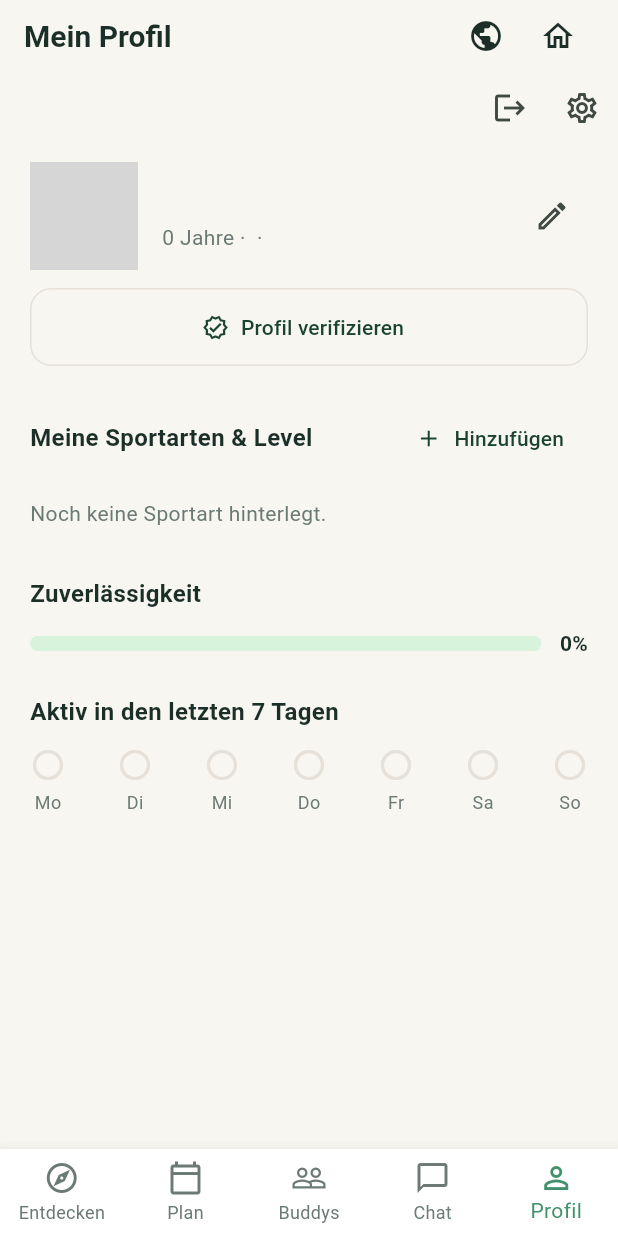
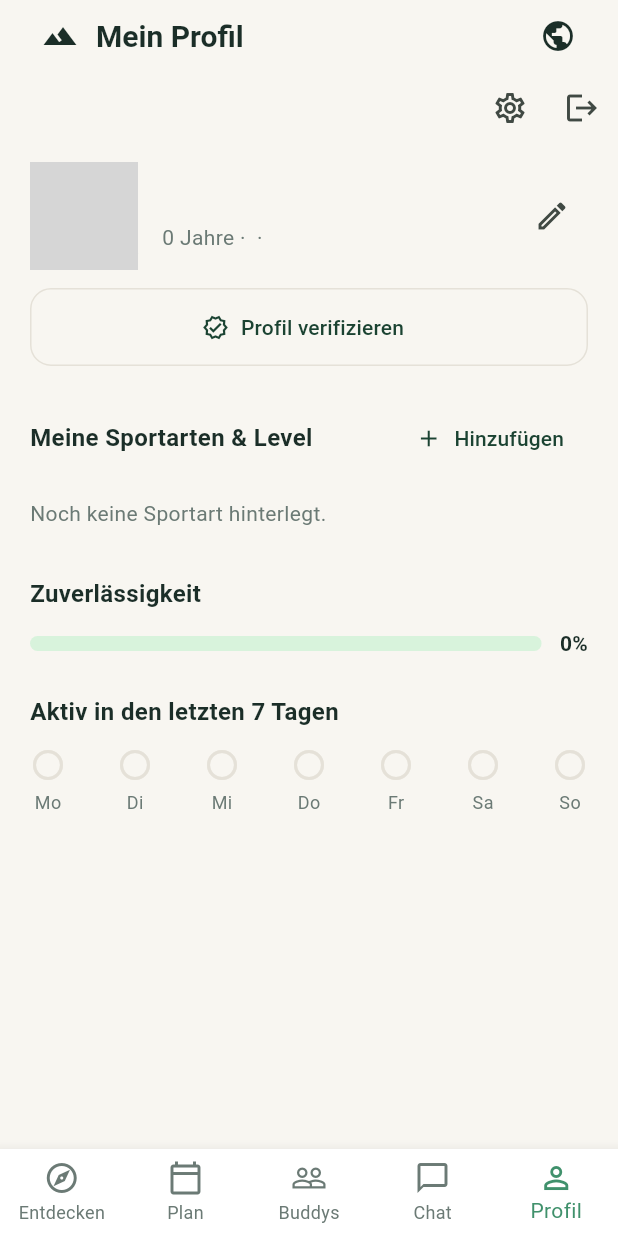
Before and after one commit to melinakunkel/PaceMatch, a Flutter app: the ProfileScreen screen opened by its route, on a phone screen of 412 x 824 dp. Run offline on Flutter 3.47's test engine with Material 3 defaults, Android fonts, the phone set to English and light mode, and no system bars; our stand-ins replace flutter_dotenv, flutter_map, go_router, image_picker, latlong2, shared_preferences and 2 more; missing offline and left inert: dart:js_interop; accounts and stored records are empty; network calls fail; grey boxes are pictures that could not be loaded.

Commit message:
Simplify the app bar: logo is Home, Settings moves into Profil
- The little logo icon next to the title now doubles as the Home
  shortcut, replacing the separate Home icon.
- The Settings icon moves out of every screen's header and into the
  Profil tab (next to sign out), since it's account-related and
  otherwise clutters every screen.
- The icon row below the title now only appears when a screen has its
  own actions (e.g. Plan's hour-range/view-mode icons), instead of
  always reserving space for it.

Co-Authored-By: Claude Sonnet 5 <noreply@anthropic.com>
Claude-Session: https://claude.ai/code/session_01Ea9r8VGpDf7DY7pxTu84EK

```diff
--- a/lib/screens/profile/profile_screen.dart
+++ b/lib/screens/profile/profile_screen.dart
@@ -16,6 +16,7 @@ import '../../widgets/app_scaffold.dart';
 import '../../widgets/verified_badge.dart';
 import 'edit_profile_sheet.dart';
 import 'edit_sport_sheet.dart';
+import 'settings_screen.dart';
 
 class ProfileScreen extends StatefulWidget {
   const ProfileScreen({super.key});
@@ -126,6 +127,12 @@ class _ProfileScreenState extends State<ProfileScreen> {
       currentIndex: 4,
       title: t('profile.title'),
       actions: [
+        IconButton(
+          icon: const Icon(Icons.settings_outlined),
+          tooltip: t('appbar.settings'),
+          onPressed: () => Navigator.of(context)
+              .push(MaterialPageRoute(builder: (_) => const SettingsScreen())),
+        ),
         IconButton(
           icon: const Icon(Icons.logout),
           tooltip: t('profile.signOut'),
--- a/lib/widgets/app_scaffold.dart
+++ b/lib/widgets/app_scaffold.dart
@@ -2,15 +2,15 @@ import 'package:flutter/material.dart';
 import 'package:go_router/go_router.dart';
 
 import '../l10n/strings.dart';
-import '../screens/profile/settings_screen.dart';
 import '../services/match_notifier.dart';
 import '../services/unread_controller.dart';
 import '../theme/app_theme.dart';
 import 'circle_switcher.dart';
 
 /// Shared bottom-nav scaffold for the 5 main tabs (Entdecken, Plan, Matches,
-/// Chat, Profil). Home and Settings aren't tabs — they're reached via the
-/// persistent icons every screen's app bar gets, top right.
+/// Chat, Profil). Home isn't a tab — tapping the logo next to the title
+/// reaches it from anywhere. Settings lives in the Profil tab instead of
+/// its own persistent icon.
 class AppScaffold extends StatelessWidget {
   const AppScaffold({
     super.key,
@@ -43,42 +43,32 @@ class AppScaffold extends StatelessWidget {
       appBar: title == null
           ? null
           : AppBar(
-              // Home and the circle (public/private area) switch are the
-              // most-used icons, so they sit right next to the title; any
-              // per-screen action plus Settings live in their own row below
-              // instead of squeezing into the title row, which would
-              // truncate the title.
+              // The logo doubles as the Home shortcut, and the circle
+              // (public/private area) switch sits right next to it — both
+              // are used from every screen. Only screen-specific actions
+              // go in their own row below, so they never crowd the title.
               title: Row(
                 children: [
+                  IconButton(
+                    icon: const Icon(Icons.terrain),
+                    tooltip: t('appbar.home'),
+                    onPressed: () => context.go('/'),
+                  ),
                   Expanded(
                     child: Text(title!, overflow: TextOverflow.ellipsis),
                   ),
                   const CircleSwitcherButton(),
-                  IconButton(
-                    icon: const Icon(Icons.home_outlined),
-                    tooltip: t('appbar.home'),
-                    onPressed: () => context.go('/'),
-                  ),
                 ],
               ),
-              bottom: PreferredSize(
+              bottom: (actions == null || actions!.isEmpty)
+                  ? null
+                  : PreferredSize(
                       preferredSize: const Size.fromHeight(44),
                       child: Padding(
                         padding: const EdgeInsets.only(bottom: 4),
                         child: Row(
                           mainAxisAlignment: MainAxisAlignment.end,
-                    children: [
-                      ...?actions,
-                      IconButton(
-                        icon: const Icon(Icons.settings_outlined),
-                        tooltip: t('appbar.settings'),
-                        onPressed: () => Navigator.of(context).push(
-                          MaterialPageRoute(
-                            builder: (_) => const SettingsScreen(),
-                          ),
-                        ),
-                      ),
-                    ],
+                          children: actions!,
                         ),
                       ),
                     ),
```
Lines whose indentation alone changed are shown as unchanged.
